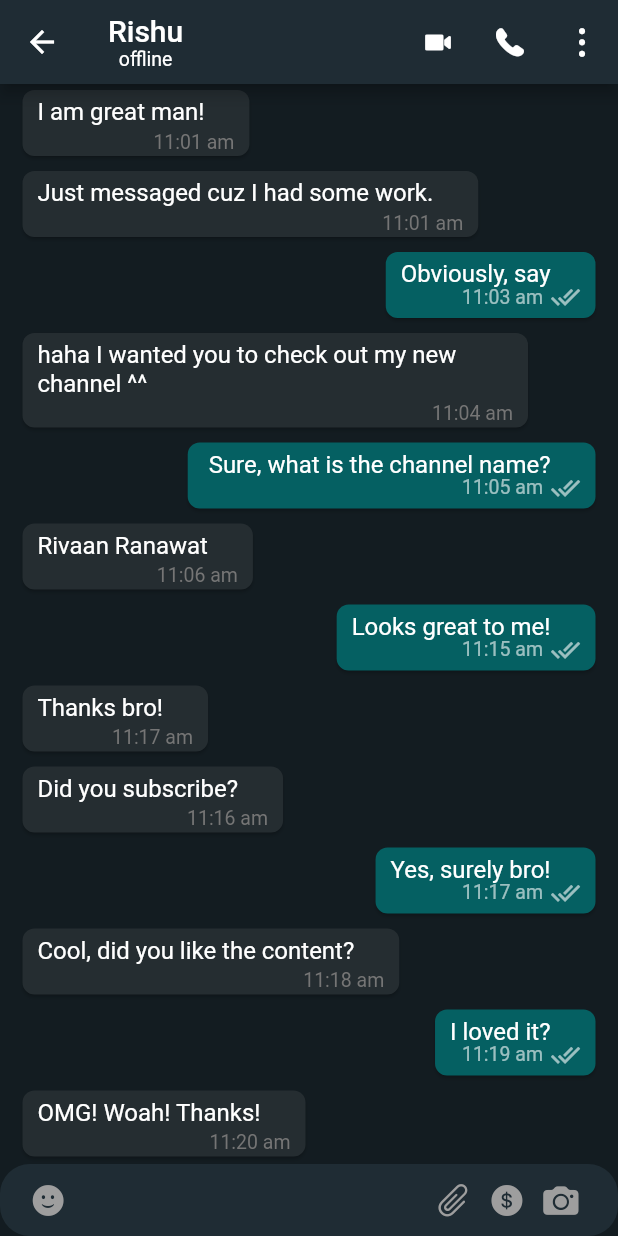
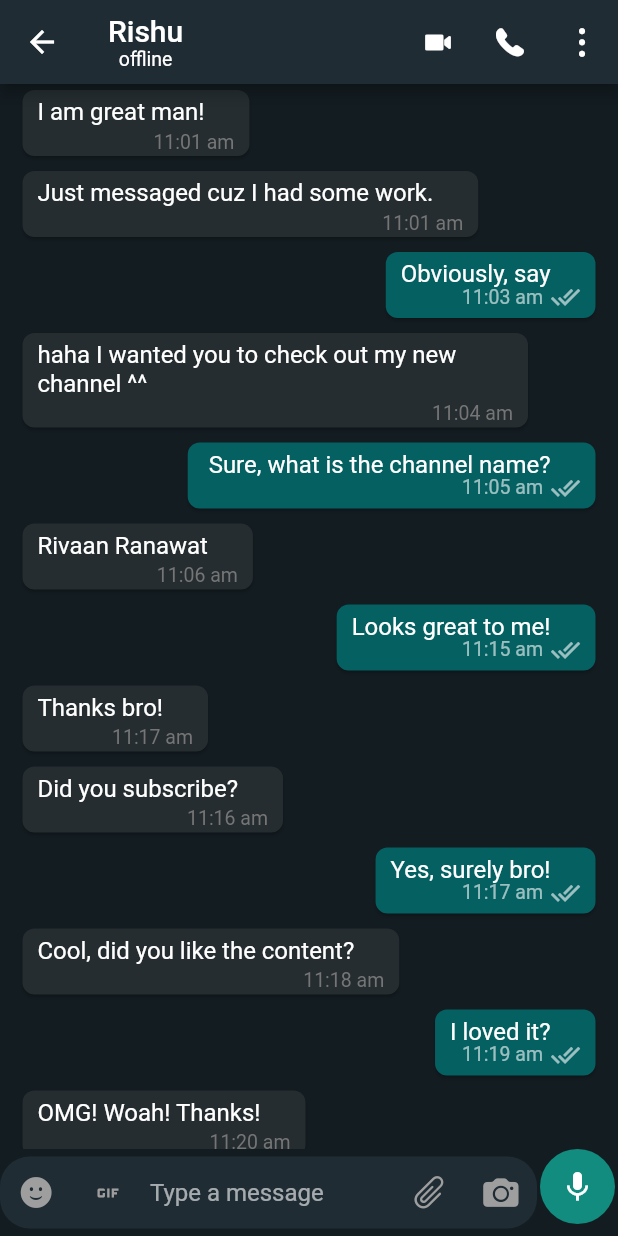
Before and after one commit to rishu9801/whatsapp, a Flutter app: the MobileChatScreen screen opened directly, scrolled down 109 dp, on a phone screen of 412 x 824 dp. Run offline on Flutter 3.47's test engine with Material 2 defaults, Android fonts, the light colour scheme and no system bars; our stand-ins replace cloud_firestore, country_picker, firebase_auth, firebase_core, firebase_storage, flutter_contacts and 2 more; accounts and stored records are empty.

Commit message:
added send msg functionality

```diff
--- a/lib/features/auth/repositories/auth_repository.dart
+++ b/lib/features/auth/repositories/auth_repository.dart
@@ -12,7 +12,7 @@ import 'package:whatsapp/features/auth/screens/otp_screen.dart';
 import 'package:whatsapp/features/auth/screens/user_info_screen.dart';
 import 'package:whatsapp/models/user_model.dart';
 import 'package:whatsapp/widgets/contact_list.dart';
-import 'package:whatsapp/widgets/mobile_chat_screen.dart';
+import 'package:whatsapp/features/chat/screens/mobile_chat_screen.dart';
 
 final authRepositoryProvider = Provider((ref) => AuthRepository(
     auth: FirebaseAuth.instance, firestore: FirebaseFirestore.instance));
--- a/lib/widgets/mobile_chat_screen.dart
+++ b/lib/features/chat/screens/mobile_chat_screen.dart
@@ -6,8 +6,9 @@ import 'package:whatsapp/features/auth/controller/auth_controller.dart';
 import 'package:whatsapp/models/user_model.dart';
 import 'package:whatsapp/widgets/loader.dart';
 
-import '../utils/colors.dart';
-import 'chat_list.dart';
+import '../../../utils/colors.dart';
+import '../widgets/bottom_chat_field.dart';
+import '../../../widgets/chat_list.dart';
 
 class MobileChatScreen extends ConsumerWidget {
   static const String routeName = "/mobile-chat-screen";
@@ -64,56 +65,8 @@ class MobileChatScreen extends ConsumerWidget {
           const Expanded(
             child: ChatList(),
           ),
-          TextFormField(
-            decoration: InputDecoration(
-              filled: true,
-              fillColor: mobileChatBoxColor,
-              hintText: "Type a message",
-              prefixIcon: const Padding(
-                padding: EdgeInsets.symmetric(horizontal: 20.0),
-                child: Icon(
-                  CupertinoIcons.smiley_fill,
-                  color: Colors.grey,
-                ),
-              ),
-              suffixIcon: Padding(
-                padding: const EdgeInsets.symmetric(horizontal: 20.0),
-                child: Row(
-                  mainAxisAlignment: MainAxisAlignment.end,
-                  children: const [
-                    Padding(
-                      padding: EdgeInsets.symmetric(horizontal: 6),
-                      child: Icon(
-                        CupertinoIcons.paperclip,
-                        color: Colors.grey,
-                      ),
-                    ),
-                    Padding(
-                      padding: EdgeInsets.symmetric(horizontal: 6),
-                      child: Icon(
-                        CupertinoIcons.money_dollar_circle_fill,
-                        color: Colors.grey,
-                      ),
-                    ),
-                    Padding(
-                      padding: EdgeInsets.symmetric(horizontal: 6),
-                      child: Icon(
-                        CupertinoIcons.camera_fill,
-                        color: Colors.grey,
-                      ),
-                    ),
-                  ],
-                ),
-              ),
-              border: OutlineInputBorder(
-                borderRadius: BorderRadius.circular(20.0),
-                borderSide: const BorderSide(
-                  width: 0,
-                  style: BorderStyle.none,
-                ),
-              ),
-              contentPadding: const EdgeInsets.all(10),
-            ),
+          BottomChatField(
+            receiverUserId: uid,
           ),
         ],
       ),
--- /dev/null
+++ b/lib/features/chat/widgets/bottom_chat_field.dart
@@ -0,0 +1,135 @@
+import 'package:flutter/cupertino.dart';
+import 'package:flutter/material.dart';
+import 'package:flutter_riverpod/flutter_riverpod.dart';
+import 'package:whatsapp/features/chat/controller/chat_controller.dart';
+
+import '../../../utils/colors.dart';
+
+class BottomChatField extends ConsumerStatefulWidget {
+  final String receiverUserId;
+  const BottomChatField({
+    Key? key,
+    required this.receiverUserId,
+  }) : super(key: key);
+
+  @override
+  ConsumerState<BottomChatField> createState() => _BottomChatFieldState();
+}
+
+class _BottomChatFieldState extends ConsumerState<BottomChatField> {
+  bool isShowSendButton = false;
+  final TextEditingController _messageController = TextEditingController();
+
+  void sendTextMessage() async {
+    if (isShowSendButton) {
+      ref.read(chatControllerProvider).sendTextMessage(
+          context, _messageController.text.trim(), widget.receiverUserId);
+
+      setState(() {
+        _messageController.text = '';
+      });
+    }
+  }
+
+  @override
+  void dispose() {
+    super.dispose();
+    _messageController.dispose();
+  }
+
+  FocusNode focusNode = FocusNode();
+  @override
+  Widget build(BuildContext context) {
+    return Row(
+      children: [
+        Expanded(
+          child: TextFormField(
+            focusNode: focusNode,
+            controller: _messageController,
+            onChanged: (val) {
+              if (val.isNotEmpty) {
+                setState(() {
+                  isShowSendButton = true;
+                });
+              } else {
+                setState(() {
+                  isShowSendButton = false;
+                });
+              }
+            },
+            decoration: InputDecoration(
+              filled: true,
+              fillColor: mobileChatBoxColor,
+              prefixIcon: SizedBox(
+                width: 100,
+                child: Row(
+                  children: [
+                    IconButton(
+                      onPressed: () {},
+                      icon: const Icon(
+                        CupertinoIcons.smiley_fill,
+                        color: Colors.grey,
+                      ),
+                    ),
+                    IconButton(
+                      onPressed: () {},
+                      icon: const Icon(
+                        Icons.gif,
+                        color: Colors.grey,
+                      ),
+                    ),
+                  ],
+                ),
+              ),
+              suffixIcon: SizedBox(
+                width: 100,
+                child: Row(
+                  mainAxisAlignment: MainAxisAlignment.end,
+                  children: [
+                    IconButton(
+                      onPressed: () {},
+                      icon: const Icon(
+                        CupertinoIcons.paperclip,
+                        color: Colors.grey,
+                      ),
+                    ),
+                    IconButton(
+                      onPressed: () {},
+                      icon: const Icon(
+                        CupertinoIcons.camera_fill,
+                        color: Colors.grey,
+                      ),
+                    ),
+                  ],
+                ),
+              ),
+              hintText: "Type a message",
+              border: OutlineInputBorder(
+                borderRadius: BorderRadius.circular(20.0),
+                borderSide: const BorderSide(
+                  width: 0,
+                  style: BorderStyle.none,
+                ),
+              ),
+              contentPadding: const EdgeInsets.all(10),
+            ),
+          ),
+        ),
+        Padding(
+          padding: const EdgeInsets.only(bottom: 8, left: 2, right: 2),
+          child: CircleAvatar(
+            backgroundColor: const Color(0xFF128C7E),
+            radius: 25,
+            child: GestureDetector(
+              onTap: () {
+                sendTextMessage();
+              },
+              child: Icon(isShowSendButton ? Icons.send : Icons.mic,
+                  color: Colors.white),
+            ),
+          ),
+        )
+      ],
+    );
+  }
+}
--- a/lib/features/select_contacts/repository/select_contact_repository.dart
+++ b/lib/features/select_contacts/repository/select_contact_repository.dart
@@ -7,7 +7,7 @@ import 'package:flutter_contacts/flutter_contacts.dart';
 import 'package:flutter_riverpod/flutter_riverpod.dart';
 import 'package:whatsapp/common/utils/utils.dart';
 import 'package:whatsapp/models/user_model.dart';
-import 'package:whatsapp/widgets/mobile_chat_screen.dart';
+import 'package:whatsapp/features/chat/screens/mobile_chat_screen.dart';
 
 final selectContactsRepositoryProvider =
     Provider((ref) => SelectContactRepository(
--- a/lib/router.dart
+++ b/lib/router.dart
@@ -3,7 +3,7 @@ import 'package:whatsapp/features/auth/screens/login_screen.dart';
 import 'package:whatsapp/features/auth/screens/otp_screen.dart';
 import 'package:whatsapp/features/auth/screens/user_info_screen.dart';
 import 'package:whatsapp/features/select_contacts/screens/select_contacts_screen.dart';
-import 'package:whatsapp/widgets/mobile_chat_screen.dart';
+import 'package:whatsapp/features/chat/screens/mobile_chat_screen.dart';
 
 Route<dynamic> generateRoute(RouteSettings settings) {
   switch (settings.name) {
--- a/lib/widgets/contact_list.dart
+++ b/lib/widgets/contact_list.dart
@@ -1,6 +1,6 @@
 import 'package:flutter/material.dart';
 import 'package:whatsapp/utils/colors.dart';
-import 'package:whatsapp/widgets/mobile_chat_screen.dart';
+import 'package:whatsapp/features/chat/screens/mobile_chat_screen.dart';
 
 import '../utils/data.dart';
 
@@ -9,7 +9,8 @@ class ContactList extends StatelessWidget {
 
   @override
   Widget build(BuildContext context) {
-    return Padding(
+    return Scaffold(
+      body: Padding(
         padding: const EdgeInsets.only(top: 10),
         child: ListView.builder(
           shrinkWrap: true,
@@ -61,6 +62,7 @@ class ContactList extends StatelessWidget {
             );
           },
         ),
+      ),
     );
   }
 }
--- a/pubspec.yaml
+++ b/pubspec.yaml
@@ -43,6 +43,7 @@ dependencies:
   flutter_riverpod: ^2.1.3
   image_picker: ^0.8.6+1
   flutter_contacts: ^1.1.6
+  uuid: ^3.0.7
 
 dev_dependencies:
   flutter_test:
```
Also changed, not shown: lib/common/enums/message_enum.dart (added, +29 -0 lines), lib/features/auth/screens/login_screen.dart (+2 -5 lines), lib/features/chat/controller/chat_controller.dart (added, +26 -0 lines), lib/features/chat/repository/chat_repository.dart (added, +124 -0 lines), lib/models/chat_contact.dart (added, +34 -0 lines), lib/models/message.dart (added, +45 -0 lines), pubspec.lock. Lines whose indentation alone changed are shown as unchanged.
